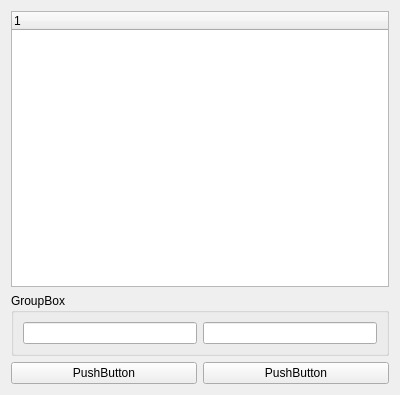
Above: SLGM_maker/SLGMMapTreeEditor.ui from tinytangent/SLG_Maker before the change. Below: the same form after it.
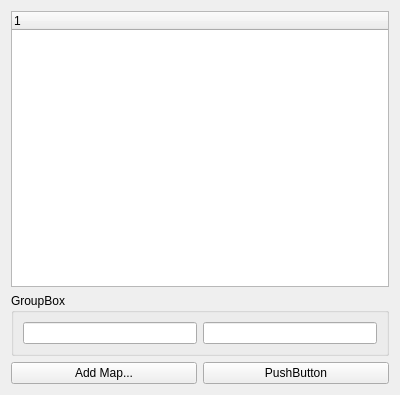
That is the form after the change.

Commit message: Begin working on the map addition UI.

What changed in the file:
```diff
--- a/SLGM_maker/SLGMMapTreeEditor.ui
+++ b/SLGM_maker/SLGMMapTreeEditor.ui
@@ -67,7 +67,7 @@
      <item>
       <widget class="QPushButton" name="pushButton">
        <property name="text">
-        <string>PushButton</string>
+        <string>Add Map...</string>
        </property>
       </widget>
      </item>
```
Left out of the diff: 2 changed lines with no effect on the pictures. The commit also changes 6 other files.
